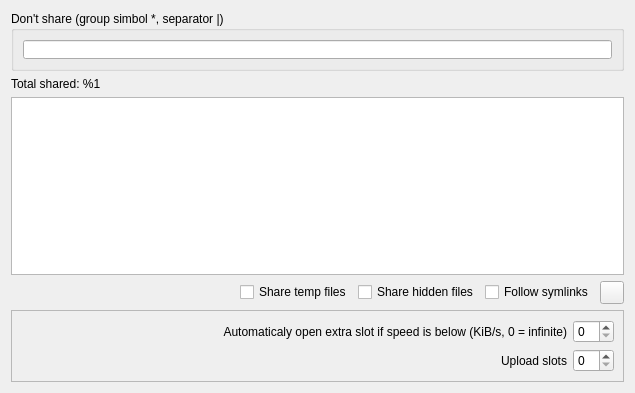
Before: the Qt Designer form eiskaltdcpp/ui/UISettingsSharing.ui in eiskaltdcpp/eiskaltdcpp, drawn with Qt 5.
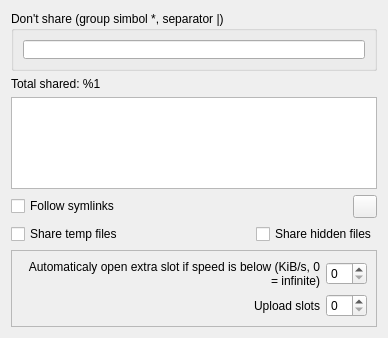
After: the same form once the commit is applied.

The edit to the form file:
```diff
--- a/eiskaltdcpp/ui/UISettingsSharing.ui
+++ b/eiskaltdcpp/ui/UISettingsSharing.ui
@@ -6,8 +6,8 @@
    <rect>
     <x>0</x>
     <y>0</y>
-    <width>635</width>
-    <height>393</height>
+    <width>388</width>
+    <height>338</height>
    </rect>
   </property>
   <property name="windowTitle">
@@ -55,8 +55,45 @@
    <item>
     <widget class="QTreeView" name="treeView"/>
    </item>
+   <item>
+    <layout class="QHBoxLayout" name="horizontalLayout_3">
+     <item>
+      <widget class="QCheckBox" name="checkBox_FOLLOW">
+       <property name="sizePolicy">
+        <sizepolicy hsizetype="Preferred" vsizetype="Fixed">
+         <horstretch>0</horstretch>
+         <verstretch>0</verstretch>
+        </sizepolicy>
+       </property>
+       <property name="text">
+        <string>Follow symlinks</string>
+       </property>
+      </widget>
+     </item>
+     <item>
+      <widget class="QToolButton" name="toolButton_RECREATE">
+       <property name="text">
+        <string/>
+       </property>
+      </widget>
+     </item>
+    </layout>
+   </item>
    <item>
     <layout class="QHBoxLayout" name="horizontalLayout_2">
+     <item>
+      <widget class="QCheckBox" name="checkBox_SHARE_TEMP_FILES">
+       <property name="sizePolicy">
+        <sizepolicy hsizetype="Preferred" vsizetype="Fixed">
+         <horstretch>0</horstretch>
+         <verstretch>0</verstretch>
+        </sizepolicy>
+       </property>
+       <property name="text">
+        <string>Share temp files</string>
+       </property>
+      </widget>
+     </item>
      <item>
       <spacer name="horizontalSpacer">
        <property name="orientation">
@@ -70,34 +107,19 @@
        </property>
       </spacer>
      </item>
-     <item>
-      <widget class="QCheckBox" name="checkBox_SHARE_TEMP_FILES">
-       <property name="text">
-        <string>Share temp files</string>
-       </property>
-      </widget>
-     </item>
      <item>
       <widget class="QCheckBox" name="checkBox_SHAREHIDDEN">
+       <property name="sizePolicy">
+        <sizepolicy hsizetype="Preferred" vsizetype="Fixed">
+         <horstretch>0</horstretch>
+         <verstretch>0</verstretch>
+        </sizepolicy>
+       </property>
        <property name="text">
         <string>Share hidden files</string>
        </property>
       </widget>
      </item>
-     <item>
-      <widget class="QCheckBox" name="checkBox_FOLLOW">
-       <property name="text">
-        <string>Follow symlinks</string>
-       </property>
-      </widget>
-     </item>
-     <item>
-      <widget class="QToolButton" name="toolButton_RECREATE">
-       <property name="text">
-        <string/>
-       </property>
-      </widget>
-     </item>
     </layout>
    </item>
    <item>
@@ -133,7 +155,7 @@
          <set>Qt::AlignRight|Qt::AlignTrailing|Qt::AlignVCenter</set>
         </property>
         <property name="wordWrap">
-         <bool>false</bool>
+         <bool>true</bool>
         </property>
        </widget>
       </item>
```
